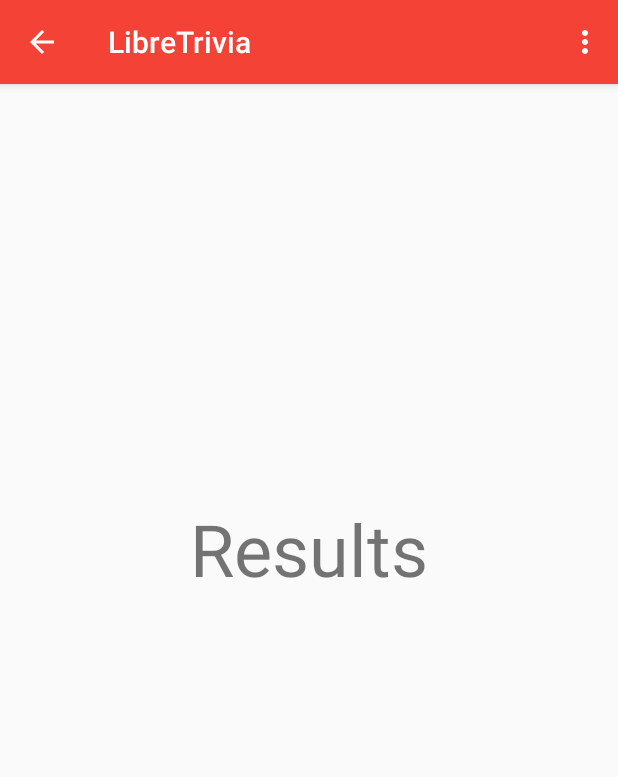
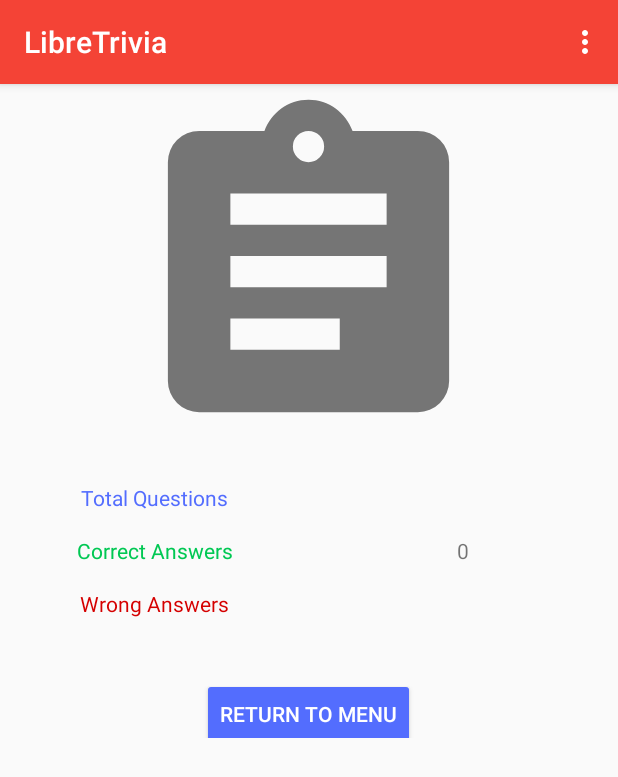
Before and after one commit to tryton-vanmeer/LibreTrivia, an Android app: the TriviaGameResultsActivity screen opened directly, with no data from a screen before it, on a phone screen of 412 x 824 dp. Shown: the top 777 px of the screen. Run offline under Robolectric (Android 15) with nearby library versions, the phone set to English and light mode, and no system bars; our stand-ins replace ButterKnife; libraries missing offline, so code that uses them is left out: com.mikepenz.aboutlibraries; network calls fail; 4 statements that could not run were skipped.

Commit message:
Updated UI of results screen.

```diff
--- a/app/src/main/java/io/github/trytonvanmeer/libretrivia/activities/TriviaGameResultsActivity.java
+++ b/app/src/main/java/io/github/trytonvanmeer/libretrivia/activities/TriviaGameResultsActivity.java
@@ -1,10 +1,9 @@
 package io.github.trytonvanmeer.libretrivia.activities;
 
 import android.os.Bundle;
-import android.text.Html;
+import android.view.View;
+import android.widget.Button;
 import android.widget.TextView;
-
-import java.util.Locale;
 
 import butterknife.BindView;
 import butterknife.ButterKnife;
@@ -14,7 +13,10 @@ import io.github.trytonvanmeer.libretrivia.trivia.TriviaGame;
 public class TriviaGameResultsActivity extends BaseActivity {
     static final String EXTRA_TRIVIA_GAME = "extra_trivia_game";
 
-    @BindView(R.id.text_results_msg) TextView textViewResultsMsg;
+    @BindView(R.id.text_results_correct) TextView textResultsCorrect;
+    @BindView(R.id.text_results_wrong) TextView textResultsWrong;
+    @BindView(R.id.text_results_total) TextView textResultsTotal;
+    @BindView(R.id.button_return_to_menu) Button buttonReturnToMenu;
 
     @Override
     protected void onCreate(Bundle savedInstanceState) {
@@ -22,27 +24,26 @@ public class TriviaGameResultsActivity extends BaseActivity {
         setContentView(R.layout.activity_trivia_game_results);
         ButterKnife.bind(this);
 
-        //noinspection ConstantConditions
-        getSupportActionBar().setDisplayHomeAsUpEnabled(true);
+        Bundle bundle = getIntent().getExtras();
+        TriviaGame game = (TriviaGame) bundle.get(EXTRA_TRIVIA_GAME);
 
-        TriviaGame game;
-        Bundle bundle = getIntent().getExtras();
-        if (bundle != null) {
-            game = (TriviaGame) bundle.get(EXTRA_TRIVIA_GAME);
+        int correctTotal = 0;
 
-            if (game != null) {
-                int correctTotal = 0;
-
-                for (boolean result : game.getResults()) {
-                    if (result) {
-                        correctTotal++;
-                    }
-                }
-
-                String msg = String.format(Locale.US,"<sup>%d</sup>&frasl;<sub>%d</sub>",
-                        correctTotal, game.getQuestionsCount());
-                textViewResultsMsg.setText(Html.fromHtml(msg));
+        for (boolean result : game.getResults()) {
+            if (result) {
+                correctTotal++;
             }
         }
+
+        textResultsCorrect.setText(String.valueOf(correctTotal));
+        textResultsWrong.setText(String.valueOf(game.getQuestionsCount() - correctTotal));
+        textResultsTotal.setText(String.valueOf(game.getQuestionsCount()));
+
+        buttonReturnToMenu.setOnClickListener(new View.OnClickListener() {
+            @Override
+            public void onClick(View v) {
+                finish();
+            }
+        });
     }
 }
--- /dev/null
+++ b/app/src/main/res/drawable/ic_clipboard_text.xml
@@ -0,0 +1,9 @@
+<vector xmlns:android="http://schemas.android.com/apk/res/android"
+        android:width="24dp"
+        android:height="24dp"
+        android:viewportWidth="24.0"
+        android:viewportHeight="24.0">
+    <path
+        android:pathData="M17,9H7V7H17M17,13H7V11H17M14,17H7V15H14M12,3A1,1 0,0 1,13 4A1,1 0,0 1,12 5A1,1 0,0 1,11 4A1,1 0,0 1,12 3M19,3H14.82C14.4,1.84 13.3,1 12,1C10.7,1 9.6,1.84 9.18,3H5A2,2 0,0 0,3 5V19A2,2 0,0 0,5 21H19A2,2 0,0 0,21 19V5A2,2 0,0 0,19 3Z"
+        android:fillColor="#000000"/>
+</vector>
--- a/app/src/main/res/layout/activity_trivia_game_results.xml
+++ b/app/src/main/res/layout/activity_trivia_game_results.xml
@@ -1,38 +1,107 @@
 <?xml version="1.0" encoding="utf-8"?>
-<android.support.constraint.ConstraintLayout
+<LinearLayout
+    android:orientation="vertical"
     xmlns:android="http://schemas.android.com/apk/res/android"
-    xmlns:app="http://schemas.android.com/apk/res-auto"
     xmlns:tools="http://schemas.android.com/tools"
     android:layout_width="match_parent"
     android:layout_height="match_parent"
     tools:context="io.github.trytonvanmeer.libretrivia.activities.TriviaGameResultsActivity">
 
+    <ImageView
+        android:layout_width="250dp"
+        android:layout_height="250dp"
+        android:layout_marginBottom="16dp"
+        android:layout_gravity="center"
+        android:scaleType="fitXY"
+        android:tint="@color/colorTextSecondary"
+        android:src="@drawable/ic_clipboard_text" />
+
+    <!-- Total Answers -->
     <LinearLayout
-            android:orientation="vertical"
         android:layout_width="match_parent"
         android:layout_height="wrap_content"
-            app:layout_constraintTop_toTopOf="parent"
-            app:layout_constraintBottom_toBottomOf="parent">
+        android:layout_marginBottom="16dp">
 
         <TextView
-                android:layout_width="match_parent"
+            android:layout_width="0dp"
             android:layout_height="wrap_content"
-                android:layout_marginTop="16dp"
-                android:text="@string/ui_results"
+            android:layout_weight="1"
             android:textAlignment="center"
-                android:textSize="48sp" />
+            android:textColor="@color/colorAccent"
+            android:text="@string/ui_results_total" />
 
         <TextView
-                android:id="@+id/text_results_msg"
-                android:layout_width="match_parent"
+            android:id="@+id/text_results_total"
+            android:layout_width="0dp"
             android:layout_height="wrap_content"
-                android:paddingTop="50dp"
-                android:paddingBottom="50dp"
+            android:layout_weight="1"
             android:textAlignment="center"
-                android:textSize="48sp" />
+            tools:text="10" />
 
     </LinearLayout>
 
+    <!-- Correct Answers -->
+    <LinearLayout
+        android:layout_width="match_parent"
+        android:layout_height="wrap_content"
+        android:layout_marginBottom="16dp">
 
+        <TextView
+            android:layout_width="0dp"
+            android:layout_height="wrap_content"
+            android:layout_weight="1"
+            android:textAlignment="center"
+            android:textColor="@color/colorAccentGreen"
+            android:text="@string/ui_results_correct" />
 
-</android.support.constraint.ConstraintLayout>
+        <TextView
+            android:id="@+id/text_results_correct"
+            android:layout_width="0dp"
+            android:layout_height="wrap_content"
+            android:layout_weight="1"
+            android:textAlignment="center"
+            tools:text="6" />
+
+    </LinearLayout>
+
+    <!-- Wrong Answers-->
+    <LinearLayout
+        android:layout_width="match_parent"
+        android:layout_height="wrap_content"
+        android:layout_marginBottom="16dp">
+
+        <TextView
+            android:layout_width="0dp"
+            android:layout_height="wrap_content"
+            android:layout_weight="1"
+            android:textAlignment="center"
+            android:textColor="@color/colorAccentRed"
+            android:text="@string/ui_results_wrong" />
+
+        <TextView
+            android:id="@+id/text_results_wrong"
+            android:layout_width="0dp"
+            android:layout_height="wrap_content"
+            android:layout_weight="1"
+            android:textAlignment="center"
+            tools:text="4" />
+
+    </LinearLayout>
+
+    <!-- Buttons -->
+    <LinearLayout
+        android:layout_width="match_parent"
+        android:layout_height="wrap_content"
+        android:gravity="center" >
+
+        <Button
+            android:id="@+id/button_return_to_menu"
+            android:layout_width="wrap_content"
+            android:layout_height="wrap_content"
+            android:layout_marginTop="16dp"
+            android:text="@string/ui_return_to_menu"
+            style="@style/Button" />
+
+    </LinearLayout>
+
+</LinearLayout>
--- a/app/src/main/res/values/strings.xml
+++ b/app/src/main/res/values/strings.xml
@@ -51,10 +51,12 @@
     <string name="ui_category">Category</string>
     <string name="ui_difficulty">Difficulty</string>
     <string name="ui_question_progress">%1$d⁄%2$d</string>
-    <string name="ui_next">Next</string>
     <string name="ui_quit_game">Quit Game</string>
     <string name="ui_quit_game_msg">Are you sure you want to quit this game?</string>
-    <string name="ui_results">Results</string>
+    <string name="ui_results_correct">Correct Answers</string>
+    <string name="ui_results_wrong">Wrong Answers</string>
+    <string name="ui_results_total">Total Questions</string>
+    <string name="ui_return_to_menu">Return to Menu</string>
 
     <!-- Error Strings -->
     <string name="error_network"><b>Network Error!</b>\n Could not connect to a network.</string>
```
Lines whose indentation alone changed are shown as unchanged.
